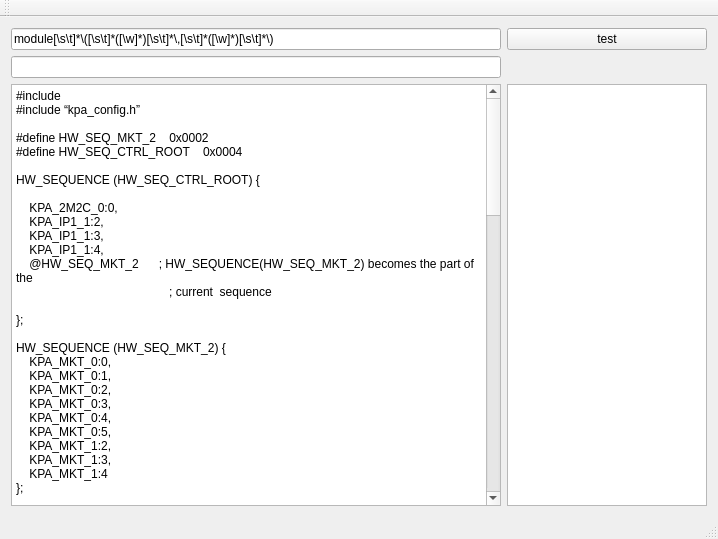
Qt form regexptest.ui (fsvymk/regexptest) before a commit.
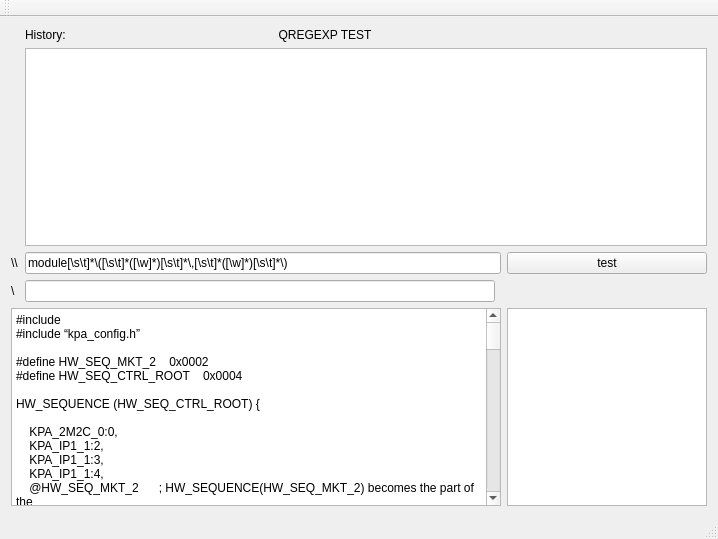
The same form after that commit.

What changed in the file:
```diff
--- a/regexptest.ui
+++ b/regexptest.ui
@@ -15,7 +15,24 @@
   </property>
   <widget class="QWidget" name="centralWidget">
    <layout class="QGridLayout" name="gridLayout">
-    <item row="2" column="2">
+    <item row="3" column="0">
+     <widget class="QLabel" name="label">
+      <property name="text">
+       <string>\\</string>
+      </property>
+     </widget>
+    </item>
+    <item row="4" column="1">
+     <widget class="QLineEdit" name="lineEdit_2"/>
+    </item>
+    <item row="4" column="0">
+     <widget class="QLabel" name="label_2">
+      <property name="text">
+       <string>\</string>
+      </property>
+     </widget>
+    </item>
+    <item row="6" column="3">
      <widget class="QPlainTextEdit" name="plainTextEdit_2">
       <property name="maximumSize">
        <size>
@@ -25,7 +42,7 @@
       </property>
      </widget>
     </item>
-    <item row="0" column="2">
+    <item row="3" column="3">
      <widget class="QPushButton" name="pushButton">
       <property name="maximumSize">
        <size>
@@ -38,17 +55,7 @@
       </property>
      </widget>
     </item>
-    <item row="0" column="0" colspan="2">
-     <widget class="QLineEdit" name="lineEdit">
-      <property name="toolTip">
-       <string>&lt;html&gt;&lt;head/&gt;&lt;body&gt;&lt;p&gt;Ok&lt;/p&gt;&lt;p&gt;Ok2&lt;/p&gt;&lt;/body&gt;&lt;/html&gt;</string>
-      </property>
-      <property name="text">
-       <string>module[\s\t]*\([\s\t]*([\w]*)[\s\t]*\,[\s\t]*([\w]*)[\s\t]*\) </string>
-      </property>
-     </widget>
-    </item>
-    <item row="2" column="0" colspan="2">
+    <item row="6" column="0" colspan="3">
      <widget class="QPlainTextEdit" name="plainTextEdit">
       <property name="plainText">
        <string>#include &lt;names.h&gt;				
@@ -146,8 +153,32 @@
       </property>
      </widget>
     </item>
-    <item row="1" column="0" colspan="2">
-     <widget class="QLineEdit" name="lineEdit_2"/>
+    <item row="2" column="1" colspan="3">
+     <widget class="QPlainTextEdit" name="plainTextEdit_3">
+      <property name="maximumSize">
+       <size>
+        <width>16777215</width>
+        <height>200</height>
+       </size>
+      </property>
+     </widget>
+    </item>
+    <item row="3" column="1" colspan="2">
+     <widget class="QLineEdit" name="lineEdit">
+      <property name="toolTip">
+       <string>&lt;html&gt;&lt;head/&gt;&lt;body&gt;&lt;p&gt;Ok&lt;/p&gt;&lt;p&gt;Ok2&lt;/p&gt;&lt;/body&gt;&lt;/html&gt;</string>
+      </property>
+      <property name="text">
+       <string>module[\s\t]*\([\s\t]*([\w]*)[\s\t]*\,[\s\t]*([\w]*)[\s\t]*\) </string>
+      </property>
+     </widget>
+    </item>
+    <item row="0" column="1" colspan="2">
+     <widget class="QLabel" name="label_3">
+      <property name="text">
+       <string>History:                                                                QREGEXP TEST</string>
+      </property>
+     </widget>
     </item>
    </layout>
   </widget>
```
Left out of the diff: 2 changed lines with no effect on the pictures.
